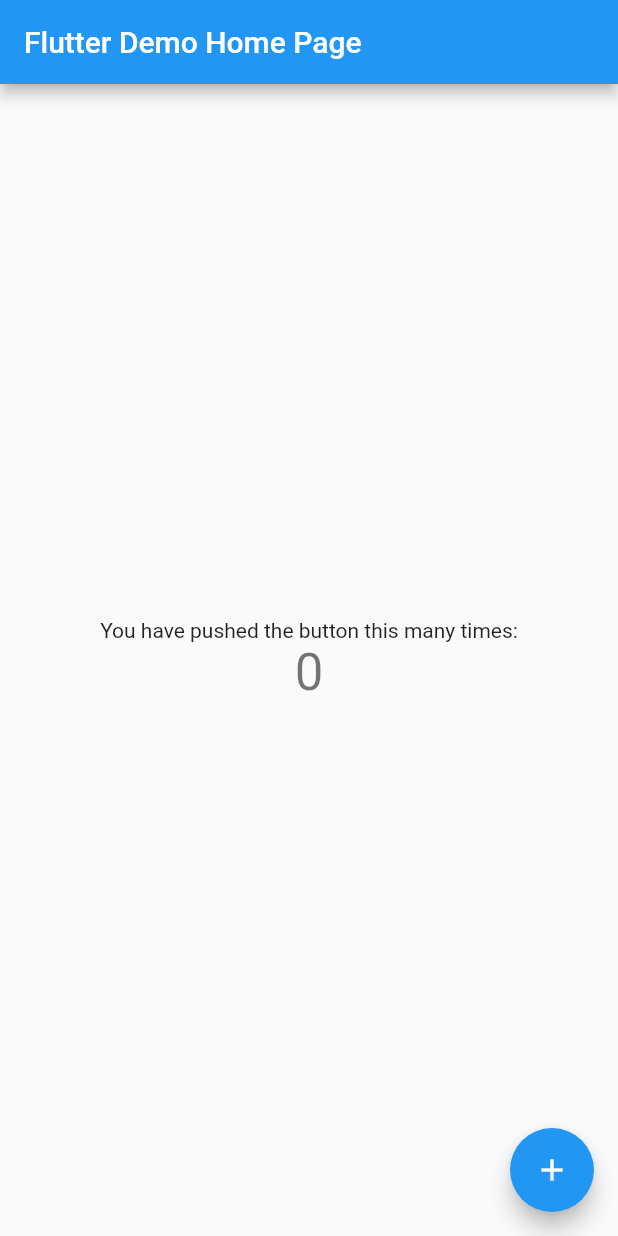
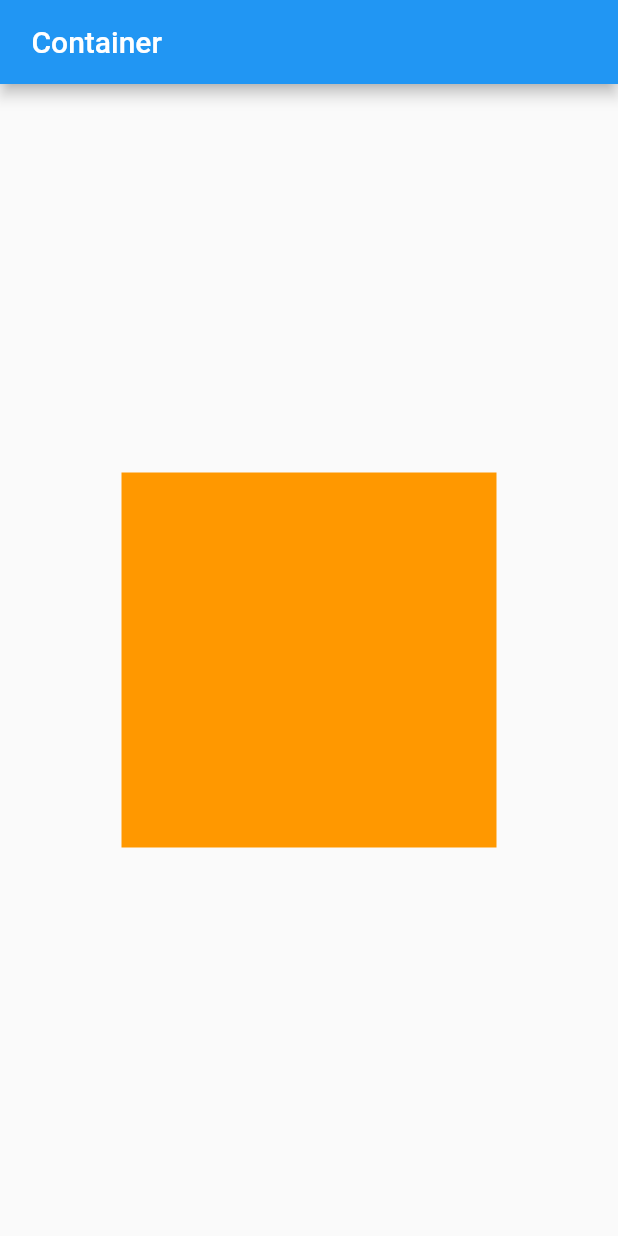
Before and after one commit to Dheeraj1546/flutter_Tutorial_full, a Flutter app: the screen it shows after launch, on a phone screen of 412 x 824 dp. Run offline on Flutter 3.47's test engine with Material 2 defaults, Android fonts, the phone set to English and light mode, and no system bars.

Commit message:
working on it

```diff
--- a/lib/main.dart
+++ b/lib/main.dart
@@ -1,4 +1,5 @@
 import 'package:flutter/material.dart';
+import 'package:flutter_tutorial/my-home%20page.dart';
 
 void main() {
   runApp(const MyApp());
@@ -7,109 +8,15 @@ void main() {
 class MyApp extends StatelessWidget {
   const MyApp({super.key});
 
-  // This widget is the root of your application.
   @override
   Widget build(BuildContext context) {
     return MaterialApp(
       title: 'Flutter Demo',
       theme: ThemeData(
-        // This is the theme of your application.
-        //
-        // Try running your application with "flutter run". You'll see the
-        // application has a blue toolbar. Then, without quitting the app, try
-        // changing the primarySwatch below to Colors.green and then invoke
-        // "hot reload" (press "r" in the console where you ran "flutter run",
-        // or simply save your changes to "hot reload" in a Flutter IDE).
-        // Notice that the counter didn't reset back to zero; the application
-        // is not restarted.
+
         primarySwatch: Colors.blue,
       ),
-      home: const MyHomePage(title: 'Flutter Demo Home Page'),
+      home:  MyHomePage(title: 'Flutter Demo Home Page'),
     );
   }
 }
-
-class MyHomePage extends StatefulWidget {
-  const MyHomePage({super.key, required this.title});
-
-  // This widget is the home page of your application. It is stateful, meaning
-  // that it has a State object (defined below) that contains fields that affect
-  // how it looks.
-
-  // This class is the configuration for the state. It holds the values (in this
-  // case the title) provided by the parent (in this case the App widget) and
-  // used by the build method of the State. Fields in a Widget subclass are
-  // always marked "final".
-
-  final String title;
-
-  @override
-  State<MyHomePage> createState() => _MyHomePageState();
-}
-
-class _MyHomePageState extends State<MyHomePage> {
-  int _counter = 0;
-
-  void _incrementCounter() {
-    setState(() {
-      // This call to setState tells the Flutter framework that something has
-      // changed in this State, which causes it to rerun the build method below
-      // so that the display can reflect the updated values. If we changed
-      // _counter without calling setState(), then the build method would not be
-      // called again, and so nothing would appear to happen.
-      _counter++;
-    });
-  }
-
-  @override
-  Widget build(BuildContext context) {
-    // This method is rerun every time setState is called, for instance as done
-    // by the _incrementCounter method above.
-    //
-    // The Flutter framework has been optimized to make rerunning build methods
-    // fast, so that you can just rebuild anything that needs updating rather
-    // than having to individually change instances of widgets.
-    return Scaffold(
-      appBar: AppBar(
-        // Here we take the value from the MyHomePage object that was created by
-        // the App.build method, and use it to set our appbar title.
-        title: Text(widget.title),
-      ),
-      body: Center(
-        // Center is a layout widget. It takes a single child and positions it
-        // in the middle of the parent.
-        child: Column(
-          // Column is also a layout widget. It takes a list of children and
-          // arranges them vertically. By default, it sizes itself to fit its
-          // children horizontally, and tries to be as tall as its parent.
-          //
-          // Invoke "debug painting" (press "p" in the console, choose the
-          // "Toggle Debug Paint" action from the Flutter Inspector in Android
-          // Studio, or the "Toggle Debug Paint" command in Visual Studio Code)
-          // to see the wireframe for each widget.
-          //
-          // Column has various properties to control how it sizes itself and
-          // how it positions its children. Here we use mainAxisAlignment to
-          // center the children vertically; the main axis here is the vertical
-          // axis because Columns are vertical (the cross axis would be
-          // horizontal).
-          mainAxisAlignment: MainAxisAlignment.center,
-          children: <Widget>[
-            const Text(
-              'You have pushed the button this many times:',
-            ),
-            Text(
-              '$_counter',
-              style: Theme.of(context).textTheme.headlineMedium,
-            ),
-          ],
-        ),
-      ),
-      floatingActionButton: FloatingActionButton(
-        onPressed: _incrementCounter,
-        tooltip: 'Increment',
-        child: const Icon(Icons.add),
-      ), // This trailing comma makes auto-formatting nicer for build methods.
-    );
-  }
-}
--- /dev/null
+++ b/lib/my-home page.dart
@@ -0,0 +1,24 @@
+import 'package:flutter/material.dart';
+class MyHomePage extends StatefulWidget {
+  const MyHomePage({Key? key, required String title}) : super(key: key);
+
+  @override
+  State<MyHomePage> createState() => _MyHomePageState();
+}
+
+class _MyHomePageState extends State<MyHomePage> {
+  @override
+  Widget build(BuildContext context) {
+    return Scaffold(
+      appBar: AppBar(
+        title: Text(" Container "),
+      ),
+      body:Center(child:
+      Container(
+        height: 250,
+        width: 250,
+        color: Colors.orange,
+      ),)
+    );
+  }
+}
```
